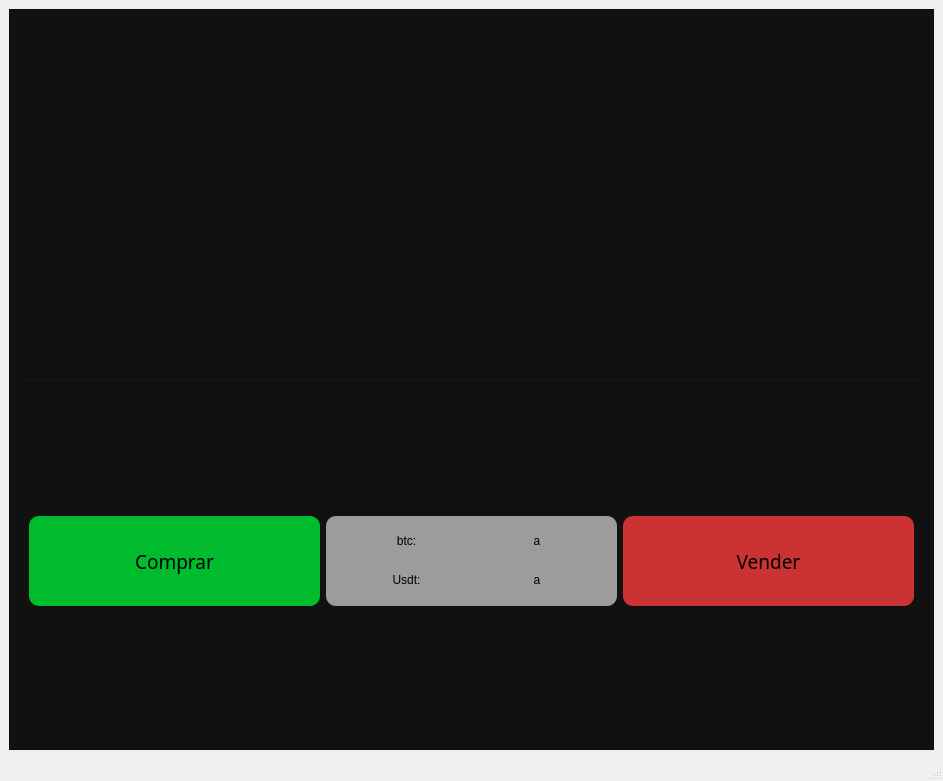
First picture: the form in gui.ui, repository GonziFlowReloaded/cryptoEmulator, before the edit.
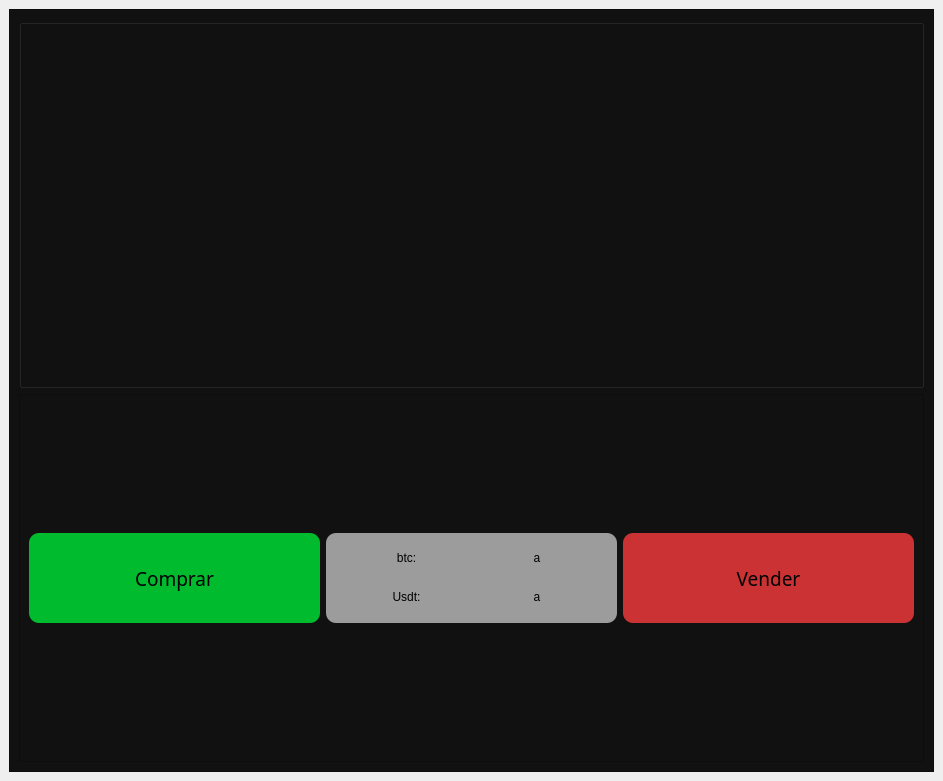
Second picture: the form after the edit.

Commit message: actually the proyects works really well, im very happy with the results

Diff of the .ui file:
```diff
--- a/gui.ui
+++ b/gui.ui
@@ -29,19 +29,14 @@
       </property>
       <layout class="QVBoxLayout" name="verticalLayout_2">
        <item>
-        <widget class="QFrame" name="frameGrafica">
+        <widget class="QGroupBox" name="groupBoxGrafica">
          <property name="minimumSize">
           <size>
            <width>300</width>
            <height>200</height>
           </size>
          </property>
-         <property name="frameShape">
-          <enum>QFrame::StyledPanel</enum>
-         </property>
-         <property name="frameShadow">
-          <enum>QFrame::Raised</enum>
-         </property>
+         <layout class="QHBoxLayout" name="horizontalLayout_4"/>
         </widget>
        </item>
        <item>
@@ -237,7 +232,6 @@
     </rect>
    </property>
   </widget>
-  <widget class="QStatusBar" name="statusbar"/>
  </widget>
  <resources/>
  <connections/>
```
The commit also changes 2 other files.
